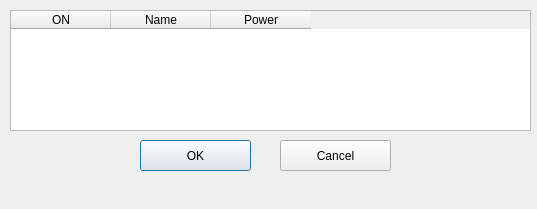
The window that PluginDLL/Light/LightDLL/LightHIKRobotLAN/SettingLightDialog.ui (OpenAA-Project/OpenAA-Inspection) describes before a commit, drawn with Qt 5.
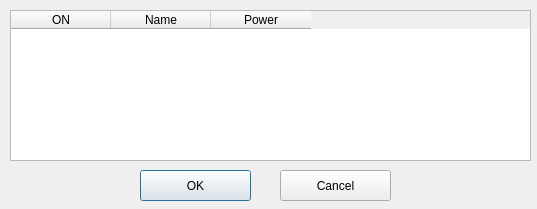
The same window after the commit.

```diff
--- a/PluginDLL/Light/LightDLL/LightHIKRobotLAN/SettingLightDialog.ui
+++ b/PluginDLL/Light/LightDLL/LightHIKRobotLAN/SettingLightDialog.ui
@@ -19,7 +19,7 @@
      <x>10</x>
      <y>10</y>
      <width>521</width>
-     <height>121</height>
+     <height>151</height>
     </rect>
    </property>
    <column>
@@ -42,7 +42,7 @@
    <property name="geometry">
     <rect>
      <x>140</x>
-     <y>140</y>
+     <y>170</y>
      <width>111</width>
      <height>31</height>
     </rect>
@@ -58,7 +58,7 @@
    <property name="geometry">
     <rect>
      <x>280</x>
-     <y>140</y>
+     <y>170</y>
      <width>111</width>
      <height>31</height>
     </rect>
```
